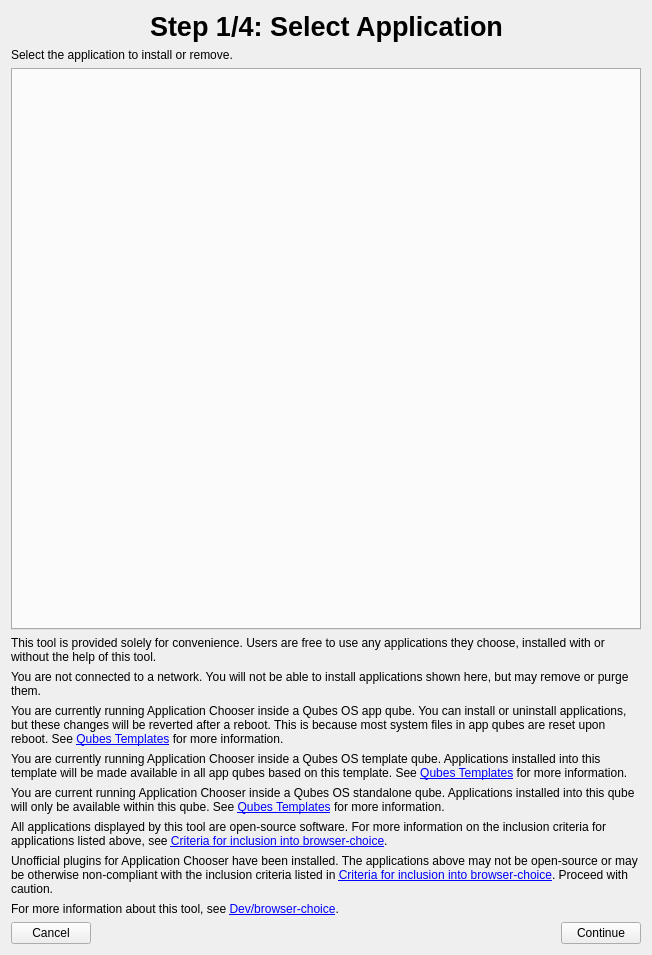
Before: the Qt Designer form ui/selectapplicationpage.ui in Kicksecure/browser-choice, drawn with Qt 5.
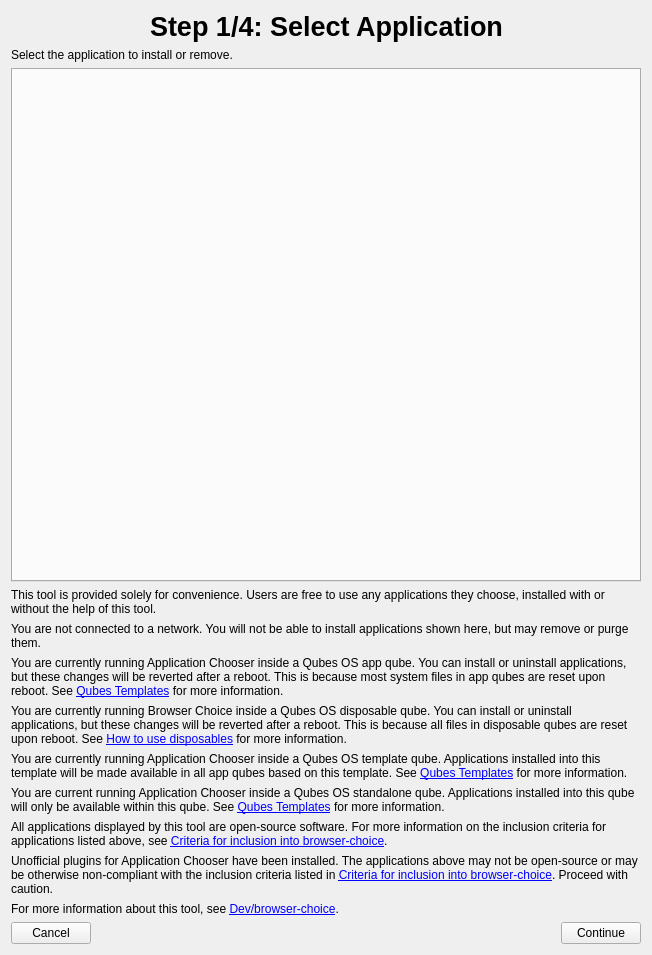
After: the same form once the commit is applied. Icons and pictures are not drawn.

Commit message: Fix Qubes OS issues, fix Brave icon aspect ratio

```diff
--- a/ui/selectapplicationpage.ui
+++ b/ui/selectapplicationpage.ui
@@ -113,6 +113,19 @@
      </property>
     </widget>
    </item>
+   <item>
+    <widget class="QLabel" name="dispvmNoticeLabel">
+     <property name="text">
+      <string>You are currently running Browser Choice inside a Qubes OS disposable qube. You can install or uninstall applications, but these changes will be reverted after a reboot. This is because all files in disposable qubes are reset upon reboot. See &lt;a href=&quot;https://www.qubes-os.org/doc/how-to-use-disposables/&quot;&gt;How to use disposables&lt;/a&gt; for more information.</string>
+     </property>
+     <property name="wordWrap">
+      <bool>true</bool>
+     </property>
+     <property name="openExternalLinks">
+      <bool>true</bool>
+     </property>
+    </widget>
+   </item>
    <item>
     <widget class="QLabel" name="templatevmNoticeLabel">
      <property name="text">
```
Left out of the diff: 6 changed lines with no effect on the pictures. The commit also changes 4 other files.
